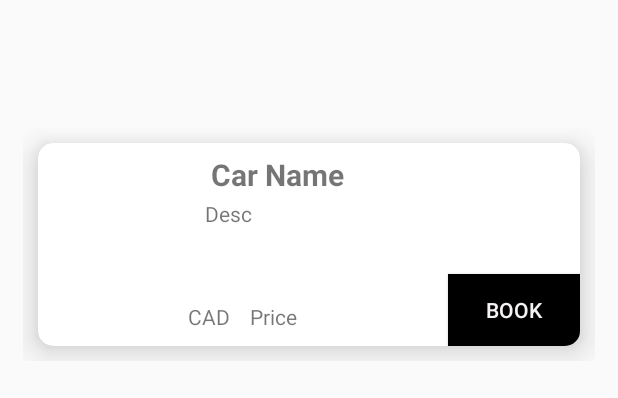
After one commit to harpreetsingh786/eshops, an Android app: the layout list_item_single.xml on its own in the app's theme, with its tools: preview values and no code run, on a phone screen of 412 x 824 dp. The commit adds this screen. Shown: the top 398 px of the screen. Run offline under Robolectric (Android 15) with nearby library versions, the phone set to English and light mode, and no system bars.

Commit message:
various things are added

```diff
--- a/app/src/main/java/com/example/eshopnew/LoginActivity.java
+++ b/app/src/main/java/com/example/eshopnew/LoginActivity.java
@@ -17,6 +17,7 @@ import com.google.android.gms.tasks.OnCompleteListener;
 import com.google.android.gms.tasks.Task;
 import com.google.firebase.auth.AuthResult;
 import com.google.firebase.auth.FirebaseAuth;
+import com.google.firebase.firestore.FirebaseFirestore;
 
 public class LoginActivity extends AppCompatActivity {
 
@@ -24,7 +25,7 @@ public class LoginActivity extends AppCompatActivity {
     private Button joinBtn;
     TextView registrationTextVIEW,admin;
     private FirebaseAuth firebaseAuth;
-
+    FirebaseFirestore db;
 
 
     @Override
@@ -32,7 +33,7 @@ public class LoginActivity extends AppCompatActivity {
         super.onCreate(savedInstanceState);
         setContentView(R.layout.activity_login);
 
-
+        db = FirebaseFirestore.getInstance();
 
         emailAddEd=(EditText) findViewById(R.id.LogEmaileditText);
         passEd=(EditText) findViewById(R.id.LogpasswordeditText);
--- a/app/src/main/java/com/example/eshopnew/Splash.java
+++ b/app/src/main/java/com/example/eshopnew/Splash.java
@@ -7,7 +7,7 @@ import android.os.Handler;
 import androidx.appcompat.app.AppCompatActivity;
 
 public class Splash extends AppCompatActivity {
-    private static int SPLACH_TIME_OUT=4000;
+    private static int SPLASH_TIME_OUT=4000;
 
     @Override
     protected void onCreate(Bundle savedInstanceState) {
@@ -20,6 +20,6 @@ public class Splash extends AppCompatActivity {
                 startActivity(homeintent);
                 finish();
             }
-        },SPLACH_TIME_OUT);
+        },SPLASH_TIME_OUT);
     }
 }
--- /dev/null
+++ b/app/src/main/res/layout/list_item_single.xml
@@ -0,0 +1,92 @@
+<RelativeLayout xmlns:android="http://schemas.android.com/apk/res/android"
+    xmlns:app="http://schemas.android.com/apk/res-auto"
+    xmlns:tools="http://schemas.android.com/tools"
+    android:layout_width="match_parent"
+    android:layout_height="wrap_content">
+
+    <RelativeLayout
+        android:layout_width="match_parent"
+        android:layout_height="wrap_content"
+        android:background="#4DFFFFFF"
+        android:layout_marginTop="85dp"
+        android:layout_marginLeft="15dp"
+        android:layout_marginRight="15dp"
+        android:layout_marginBottom="25dp">
+        <androidx.cardview.widget.CardView
+            android:layout_width="match_parent"
+            android:layout_height="135dp"
+            app:cardCornerRadius="10dp"
+            app:cardElevation="15sp"
+            android:layout_margin="10dp">
+
+            <RelativeLayout
+                android:layout_width="wrap_content"
+                android:layout_height="wrap_content">
+                <ImageView
+                    android:layout_width="100dp"
+                    android:layout_height="100dp"
+                    android:layout_marginTop="25sp"
+                    android:id="@+id/carimage"
+                    android:paddingLeft="5dp"
+                    />
+                <TextView
+                    android:id="@+id/Carname"
+                    android:layout_width="wrap_content"
+                    android:layout_height="wrap_content"
+                    android:layout_toRightOf="@id/carimage"
+                    android:fontFamily="sans-serif"
+                    android:paddingLeft="15sp"
+                    android:paddingTop="7sp"
+                    android:text="Car Name"
+                    android:textSize="20dp"
+                    android:textStyle="bold" />
+
+                <TextView
+                    android:id="@+id/CarDesc"
+                    android:layout_width="match_parent"
+                    android:layout_height="wrap_content"
+                    android:layout_marginLeft="1dp"
+                    android:layout_toRightOf="@id/carimage"
+                    android:paddingLeft="10sp"
+                    android:paddingTop="37sp"
+                    android:text="Desc" />
+
+            </RelativeLayout>
+            <RelativeLayout
+                android:layout_width="match_parent"
+                android:layout_height="wrap_content">
+                <Button
+                    android:id="@+id/carbook"
+                    android:layout_width="wrap_content"
+                    android:layout_height="wrap_content"
+                    android:layout_marginLeft="20dp"
+                    android:layout_alignParentRight="true"
+                    android:layout_alignParentBottom="true"
+                    android:backgroundTint="#000000"
+                    android:background="#55930D"
+                    android:text="Book"
+                    android:textColor="#F6F3F3" />
+                <TextView
+                    android:id="@+id/dollar"
+                    android:layout_width="wrap_content"
+                    android:layout_height="wrap_content"
+                    android:layout_alignParentBottom="true"
+                    android:text="CAD "
+                    android:layout_marginLeft="100dp"
+                    android:paddingBottom="10dp"
+                    />
+
+                <TextView
+                    android:id="@+id/CarPrice"
+                    android:layout_width="wrap_content"
+                    android:layout_height="wrap_content"
+                    android:layout_alignParentBottom="true"
+                    android:text="Price"
+                    android:layout_marginLeft="10dp"
+                    android:layout_toRightOf="@id/dollar"
+                    android:paddingBottom="10dp"
+                    />
+            </RelativeLayout>
+        </androidx.cardview.widget.CardView>
+    </RelativeLayout>
+</RelativeLayout>
--- a/build.gradle
+++ b/build.gradle
@@ -6,7 +6,7 @@ buildscript {
     }
     dependencies {
         classpath "com.android.tools.build:gradle:4.0.1"
-        classpath 'com.google.gms:google-services:4.2.0'
+        classpath 'com.google.gms:google-services:4.3.3'
 
         // NOTE: Do not place your application dependencies here; they belong
         // in the individual module build.gradle files
```
Also changed, not shown: app/build.gradle (+6 -2 lines), app/src/main/AndroidManifest.xml (+16 -6 lines), app/src/main/java/com/example/eshopnew/LOPRecyclerView.java (+6 -3 lines), app/src/main/java/com/example/eshopnew/MainActivity2.java (added, +91 -0 lines), app/src/main/java/com/example/eshopnew/ProdListAdapter.java (+4 -5 lines), app/src/main/java/com/example/eshopnew/ProductsModel.java (added, +43 -0 lines), app/src/main/java/com/example/eshopnew/RegistrationActivity.java (+3 -8 lines), app/src/main/java/com/example/eshopnew/mobiles.java (+58 -9 lines), app/src/main/res/drawable-v24/rounded_edit_text.xml (added, +7 -0 lines), app/src/main/res/layout/activity_main2.xml (added, +17 -0 lines), app/src/main/res/layout/fragment_home.xml (+4 -12 lines).
